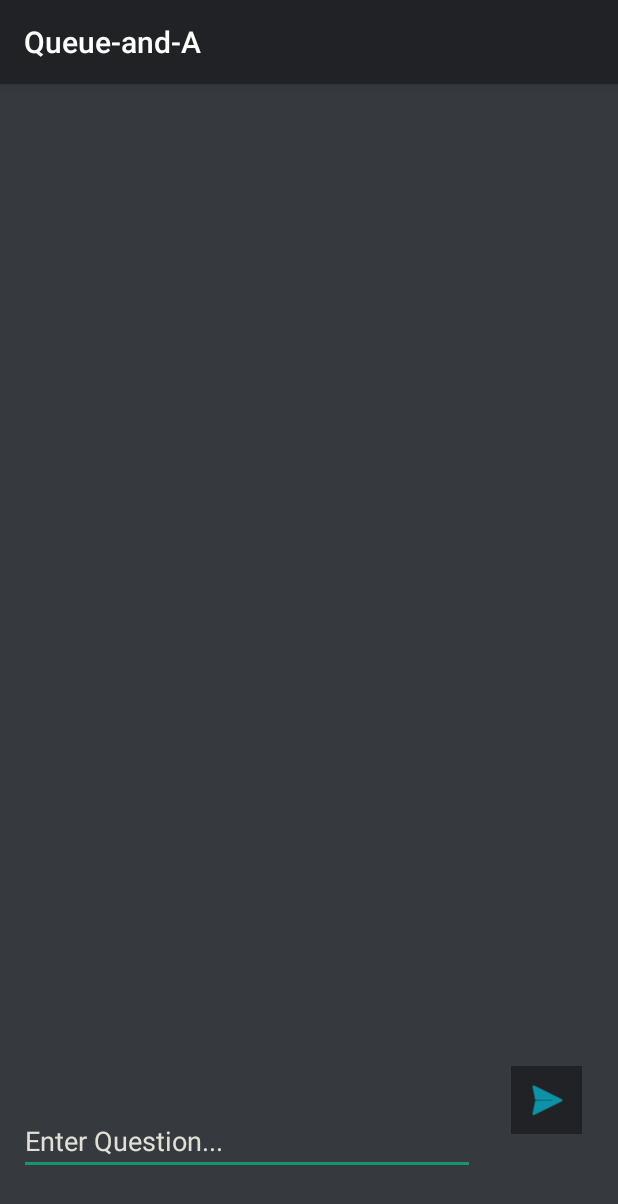
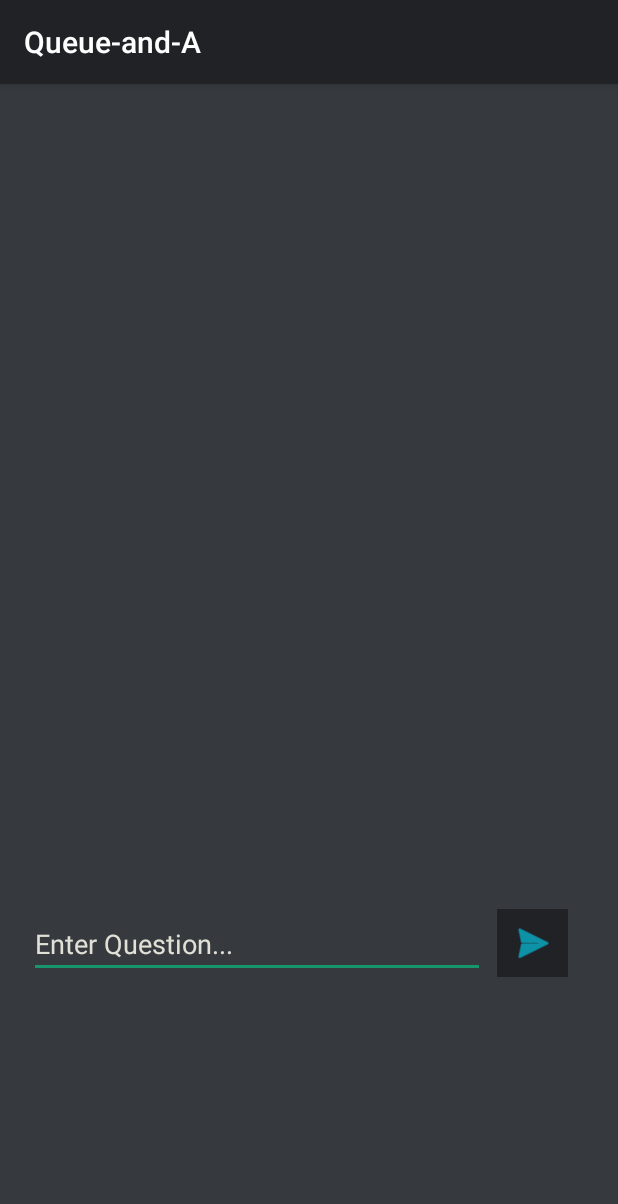
Before and after one commit to kobeeraveendran/Queue-and-A, an Android app: the MessageActivity screen opened directly, with no data from a screen before it, on a phone screen of 412 x 824 dp. Shown: the top 1204 px of the screen. Run offline under Robolectric (Android 15) with nearby library versions, the phone set to English and light mode, and no system bars; our stand-ins replace Firebase (no records; nobody signed in at launch, a user with empty details on screens opened directly).

Commit message:
potential fix of keyboard bug

```diff
--- a/app/src/main/res/layout/activity_message.xml
+++ b/app/src/main/res/layout/activity_message.xml
@@ -9,7 +9,7 @@
     <FrameLayout
         android:id="@+id/flQuestionList"
         android:layout_width="368dp"
-        android:layout_height="410dp"
+        android:layout_height="377dp"
         android:layout_marginBottom="8dp"
         android:layout_marginEnd="8dp"
         android:layout_marginLeft="8dp"
@@ -21,7 +21,7 @@
         app:layout_constraintHorizontal_bias="0.0"
         app:layout_constraintStart_toStartOf="parent"
         app:layout_constraintTop_toTopOf="parent"
-        app:layout_constraintVertical_bias="0.494">
+        app:layout_constraintVertical_bias="0.372">
 
         <ListView
             android:id="@+id/lvQuestionList"
@@ -48,10 +48,10 @@
         android:textColorHint="@color/faded_text_color"
         app:layout_constraintBottom_toBottomOf="parent"
         app:layout_constraintEnd_toEndOf="parent"
-        app:layout_constraintHorizontal_bias="0.052"
+        app:layout_constraintHorizontal_bias="0.125"
         app:layout_constraintStart_toStartOf="parent"
         app:layout_constraintTop_toBottomOf="@+id/flQuestionList"
-        app:layout_constraintVertical_bias="0.727" />
+        app:layout_constraintVertical_bias="0.1" />
 
     <ImageButton
         android:id="@+id/imgbtnSendMessage"
@@ -67,7 +67,9 @@
         android:tint="@android:color/holo_blue_bright"
         app:layout_constraintBottom_toBottomOf="parent"
         app:layout_constraintEnd_toEndOf="parent"
+        app:layout_constraintHorizontal_bias="0.0"
         app:layout_constraintStart_toEndOf="@+id/etMessageContent"
         app:layout_constraintTop_toBottomOf="@+id/flQuestionList"
+        app:layout_constraintVertical_bias="0.095"
         app:srcCompat="@android:drawable/ic_menu_send" />
 </android.support.constraint.ConstraintLayout>
```
